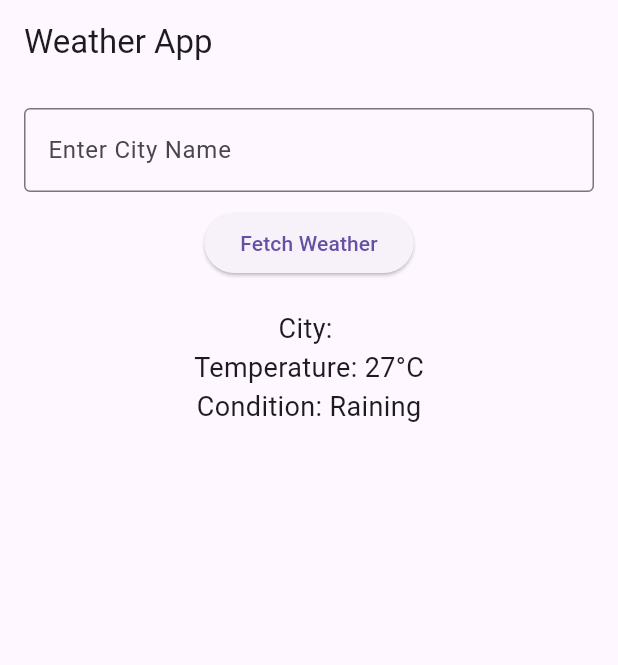
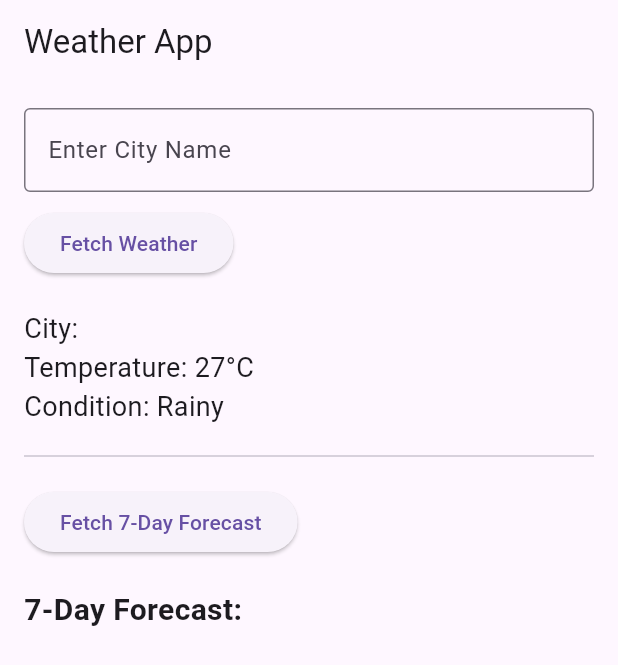
Before and after one commit to kamuluru1/weather_app, a Flutter app: the screen it shows after launch, after a tap on "Fetch Weather", on a phone screen of 412 x 824 dp. Shown: the top 665 px of the screen. Run offline on Flutter 3.47's test engine with Material 3 defaults, Android fonts, the phone set to English and light mode, and no system bars.

Commit message:
implemented 7 day weather forecast feature

```diff
--- a/lib/main.dart
+++ b/lib/main.dart
@@ -6,6 +6,7 @@ void main() {
 }
 
 class MyApp extends StatelessWidget {
+  // The root widget of your application.
   @override
   Widget build(BuildContext context) {
     return MaterialApp(
@@ -21,23 +22,66 @@ class WeatherScreen extends StatefulWidget {
   _WeatherScreenState createState() => _WeatherScreenState();
 }
 
+// Model class for daily forecast details.
+class DailyForecast {
+  final String day;
+  final int temperature;
+  final String condition;
+
+  DailyForecast({
+    required this.day,
+    required this.temperature,
+    required this.condition,
+  });
+}
+
 class _WeatherScreenState extends State<WeatherScreen> {
   final TextEditingController _cityController = TextEditingController();
 
+  // Variables for current weather.
   String _cityName = '';
   String _temperature = '';
   String _weatherCondition = '';
 
+  // List for 7-day forecast.
+  List<DailyForecast> _forecast = [];
+
+  // Random number generator.
+  final Random _random = Random();
+
+  // List of possible weather conditions.
+  final List<String> _conditions = ["Sunny", "Cloudy", "Rainy"];
+
+  // Generate a random temperature between 15 and 30.
+  int _getRandomTemperature() => 15 + _random.nextInt(16);
+
+  // Select a random weather condition.
+  String _getRandomCondition() => _conditions[_random.nextInt(_conditions.length)];
+
+  // Generate random forecast for 7 days.
+  void _fetchForecast() {
+    List<DailyForecast> forecast = [];
+    for (int i = 0; i < 7; i++) {
+      // For simplicity, we label the days as Day 1, Day 2, etc.
+      String dayLabel = "Day ${i + 1}";
+      forecast.add(DailyForecast(
+        day: dayLabel,
+        temperature: _getRandomTemperature(),
+        condition: _getRandomCondition(),
+      ));
+    }
+    setState(() {
+      _forecast = forecast;
+    });
+  }
+
+  // Generate current weather data.
   void _fetchWeather() {
-    final random = Random();
-    int temp = 15 + random.nextInt(16);
-
-    List<String> conditions = ['Sunny', 'Cloudy', 'Raining'];
-    String condition = conditions[random.nextInt(conditions.length)];
     setState(() {
       _cityName = _cityController.text;
+      int temp = _getRandomTemperature();
       _temperature = "$temp°C";
-      _weatherCondition = "$condition"; //This function was already in the last commit
+      _weatherCondition = _getRandomCondition();
     });
   }
 
@@ -47,10 +91,14 @@ class _WeatherScreenState extends State<WeatherScreen> {
       appBar: AppBar(
         title: Text("Weather App"),
       ),
-      body: Padding(
+      body: SingleChildScrollView(
+        // Using SingleChildScrollView to allow scrolling when forecast is displayed.
+        child: Padding(
           padding: const EdgeInsets.all(16.0),
           child: Column(
+            crossAxisAlignment: CrossAxisAlignment.start,
             children: [
+              // Input field for city name.
               TextField(
                 controller: _cityController,
                 decoration: InputDecoration(
@@ -59,11 +107,13 @@ class _WeatherScreenState extends State<WeatherScreen> {
                 ),
               ),
               SizedBox(height: 10),
+              // Button to fetch current weather data.
               ElevatedButton(
                 onPressed: _fetchWeather,
                 child: Text("Fetch Weather"),
               ),
               SizedBox(height: 20),
+              // Displaying current weather data.
               Text(
                 "City: $_cityName",
                 style: TextStyle(fontSize: 18),
@@ -76,7 +126,41 @@ class _WeatherScreenState extends State<WeatherScreen> {
                 "Condition: $_weatherCondition",
                 style: TextStyle(fontSize: 18),
               ),
+              Divider(height: 40),
+              // Button to fetch 7-day forecast.
+              ElevatedButton(
+                onPressed: _fetchForecast,
+                child: Text("Fetch 7-Day Forecast"),
+              ),
+              SizedBox(height: 20),
+              // UI section for the 7-day forecast.
+              Text(
+                "7-Day Forecast:",
+                style: TextStyle(fontSize: 20, fontWeight: FontWeight.bold),
+              ),
+              SizedBox(height: 10),
+              // Display the forecast details.
+              ListView.builder(
+                shrinkWrap: true,
+                physics: NeverScrollableScrollPhysics(), // Let the outer scroll view handle scrolling.
+                itemCount: _forecast.length,
+                itemBuilder: (context, index) {
+                  DailyForecast dayForecast = _forecast[index];
+                  return Card(
+                    margin: EdgeInsets.symmetric(vertical: 5),
+                    child: ListTile(
+                      leading: CircleAvatar(
+                        child: Text(dayForecast.day.split(' ').last), // Displays the day number.
+                      ),
+                      title: Text(dayForecast.day),
+                      subtitle: Text("Condition: ${dayForecast.condition}"),
+                      trailing: Text("${dayForecast.temperature}°C"),
+                    ),
+                  );
+                },
+              ),
             ],
+          ),
         ),
       ),
     );
```
Lines whose indentation alone changed are shown as unchanged.
